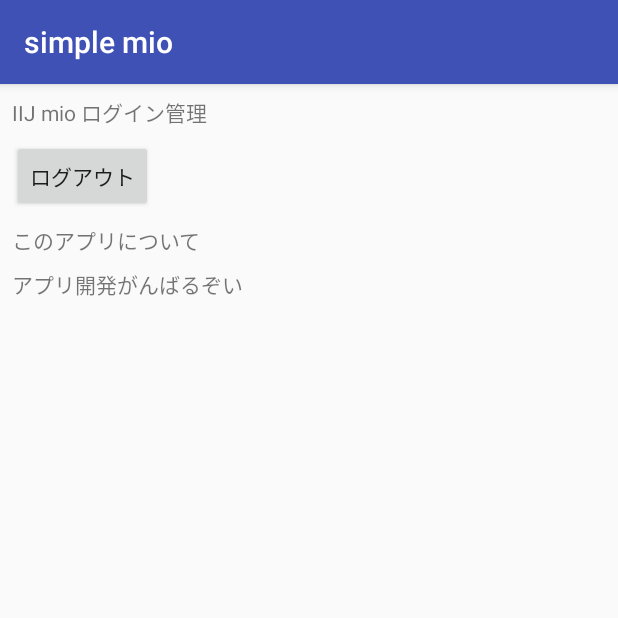
After one commit to otsuka-kohei/simple-mio, an Android app: the fragment AboutFragment shown on its own in the app's theme, on a phone screen of 412 x 824 dp, the top half of it. The commit adds this screen. Run offline under Robolectric (Android 15) with nearby library versions, the phone set to English and light mode, and no system bars.

Commit message:
about画面を追加

```diff
--- a/app/src/main/java/com/otsuka/simplemio/MainActivity.kt
+++ b/app/src/main/java/com/otsuka/simplemio/MainActivity.kt
@@ -8,6 +8,7 @@
 import android.support.v7.app.AppCompatActivity
 import android.support.v7.widget.Toolbar
 import android.view.MenuItem
+import com.otsuka.simplemio.fragments.AboutFragment
 import com.otsuka.simplemio.fragments.ConfigFragment
 import com.otsuka.simplemio.fragments.TestFragment
 import kotlinx.android.synthetic.main.activity_main.*
@@ -17,9 +18,11 @@
 
     private val configFragment: ConfigFragment = ConfigFragment()
     private val testFragment: TestFragment = TestFragment()
+    private val aboutFragment: AboutFragment = AboutFragment()
 
     private val testFragmentName = "テスト"
     private val configFragmentName = "設定"
+    private val aboutFragmentName = "このアプリについて"
 
     override fun onCreate(savedInstanceState: Bundle?) {
         super.onCreate(savedInstanceState)
@@ -64,6 +67,10 @@
                 fragment = configFragment
                 fragmentName = configFragmentName
             }
+            R.id.nav_about -> {
+                fragment = aboutFragment
+                fragmentName = aboutFragmentName
+            }
         }
 
         val fragmentTransaction = fragmentManager.beginTransaction()
--- /dev/null
+++ b/app/src/main/java/com/otsuka/simplemio/fragments/AboutFragment.kt
@@ -0,0 +1,43 @@
+package com.otsuka.simplemio.fragments
+
+import android.app.Fragment
+import android.os.Bundle
+import android.util.Log
+import android.view.LayoutInflater
+import android.view.View
+import android.view.ViewGroup
+import android.widget.Button
+import com.otsuka.simplemio.R
+
+/**
+ * Created by otsuka on 2018/02/24.
+ */
+class AboutFragment : Fragment(), View.OnClickListener {
+
+    //フラグメント上で発生するイベント（OnClickListenerとか）は極力フラグメントの中で済ませた方がいいと思う
+    private lateinit var logoutButton: Button
+
+    override fun onCreate(savedInstanceState: Bundle?) {
+        super.onCreate(savedInstanceState)
+    }
+
+    override fun onCreateView(inflater: LayoutInflater, container: ViewGroup?,
+                              savedInstanceState: Bundle?): View? {
+        // Inflate the layout for this fragment
+        Log.d("onCreateView", "before return")
+        return inflater.inflate(R.layout.fragment_about, container, false)
+    }
+
+    override fun onActivityCreated(savedInstanceState: Bundle?) {
+        super.onActivityCreated(savedInstanceState)
+
+        logoutButton = activity.findViewById(R.id.logoutButton)
+        logoutButton.setOnClickListener(this)
+    }
+
+    override fun onClick(v: View?) {
+        if (v == logoutButton) {
+            Log.d("login", "logout")
+        }
+    }
+}
--- /dev/null
+++ b/app/src/main/res/layout/fragment_about.xml
@@ -0,0 +1,56 @@
+<android.support.constraint.ConstraintLayout xmlns:android="http://schemas.android.com/apk/res/android"
+    xmlns:app="http://schemas.android.com/apk/res-auto"
+    xmlns:tools="http://schemas.android.com/tools"
+    android:id="@+id/frameLayout"
+    android:layout_width="match_parent"
+    android:layout_height="match_parent">
+
+    <!-- TODO: Update blank fragment layout -->
+
+
+    <TextView
+        android:id="@+id/loginInfoTextView"
+        android:layout_width="wrap_content"
+        android:layout_height="wrap_content"
+        android:layout_marginStart="8dp"
+        android:layout_marginTop="8dp"
+        android:text="IIJ mio ログイン管理"
+        app:layout_constraintStart_toStartOf="parent"
+        app:layout_constraintTop_toTopOf="parent" />
+
+    <Button
+        android:id="@+id/logoutButton"
+        android:layout_width="wrap_content"
+        android:layout_height="wrap_content"
+        android:layout_marginStart="8dp"
+        android:layout_marginTop="8dp"
+        android:text="ログアウト"
+        app:layout_constraintStart_toStartOf="parent"
+        app:layout_constraintTop_toBottomOf="@+id/loginInfoTextView" />
+
+    <TextView
+        android:id="@+id/aboutTitleTextView"
+        android:layout_width="wrap_content"
+        android:layout_height="wrap_content"
+        android:layout_marginStart="8dp"
+        android:layout_marginTop="8dp"
+        android:text="このアプリについて"
+        app:layout_constraintStart_toStartOf="parent"
+        app:layout_constraintTop_toBottomOf="@+id/logoutButton" />
+
+    <TextView
+        android:id="@+id/aboutTextView"
+        android:layout_width="0dp"
+        android:layout_height="0dp"
+        android:layout_marginBottom="8dp"
+        android:layout_marginEnd="8dp"
+        android:layout_marginStart="8dp"
+        android:layout_marginTop="8dp"
+        android:text="アプリ開発がんばるぞい"
+        app:layout_constraintBottom_toBottomOf="parent"
+        app:layout_constraintEnd_toEndOf="parent"
+        app:layout_constraintHorizontal_bias="0.0"
+        app:layout_constraintStart_toStartOf="parent"
+        app:layout_constraintTop_toBottomOf="@+id/aboutTitleTextView"
+        app:layout_constraintVertical_bias="1.0" />
+</android.support.constraint.ConstraintLayout>
--- a/app/src/main/res/layout/fragment_test.xml
+++ b/app/src/main/res/layout/fragment_test.xml
@@ -1,6 +1,5 @@
 <android.support.constraint.ConstraintLayout xmlns:android="http://schemas.android.com/apk/res/android"
     xmlns:app="http://schemas.android.com/apk/res-auto"
-    xmlns:tools="http://schemas.android.com/tools"
     android:id="@+id/frameLayout"
     android:layout_width="match_parent"
     android:layout_height="match_parent">
--- a/app/src/main/res/menu/activity_main_drawer.xml
+++ b/app/src/main/res/menu/activity_main_drawer.xml
@@ -12,6 +12,9 @@
         <item
             android:id="@+id/nav_config"
             android:title="設定" />
+        <item
+            android:id="@+id/nav_about"
+            android:title="このアプリについて" />
     </group>
 
 </menu>
```
